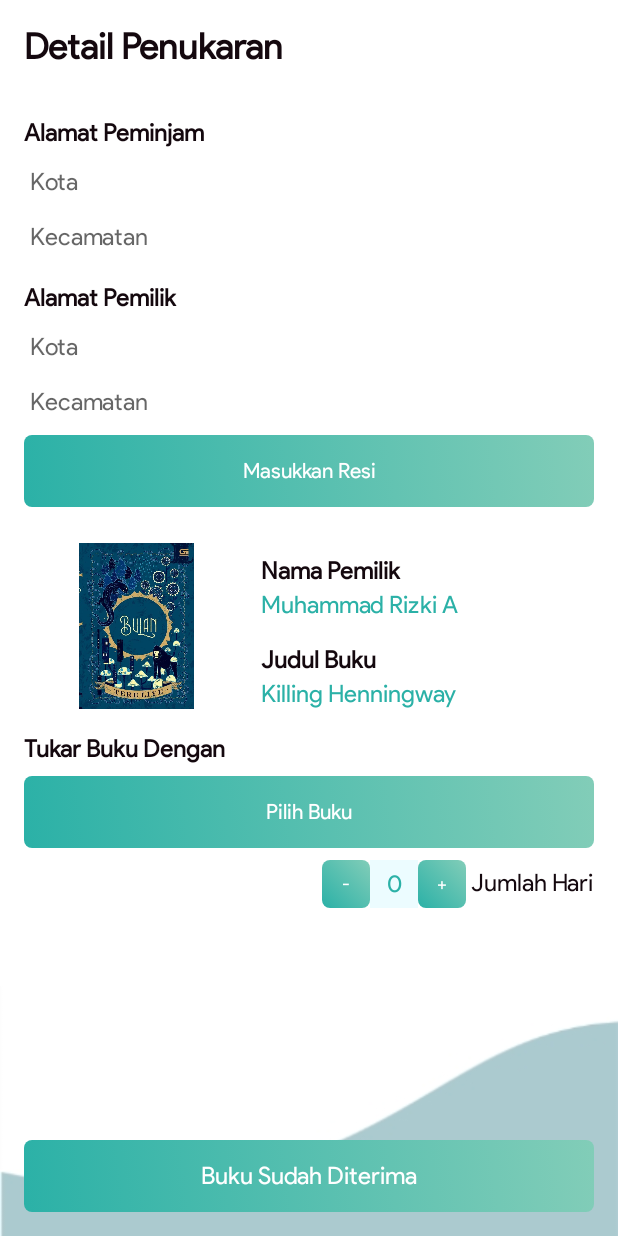
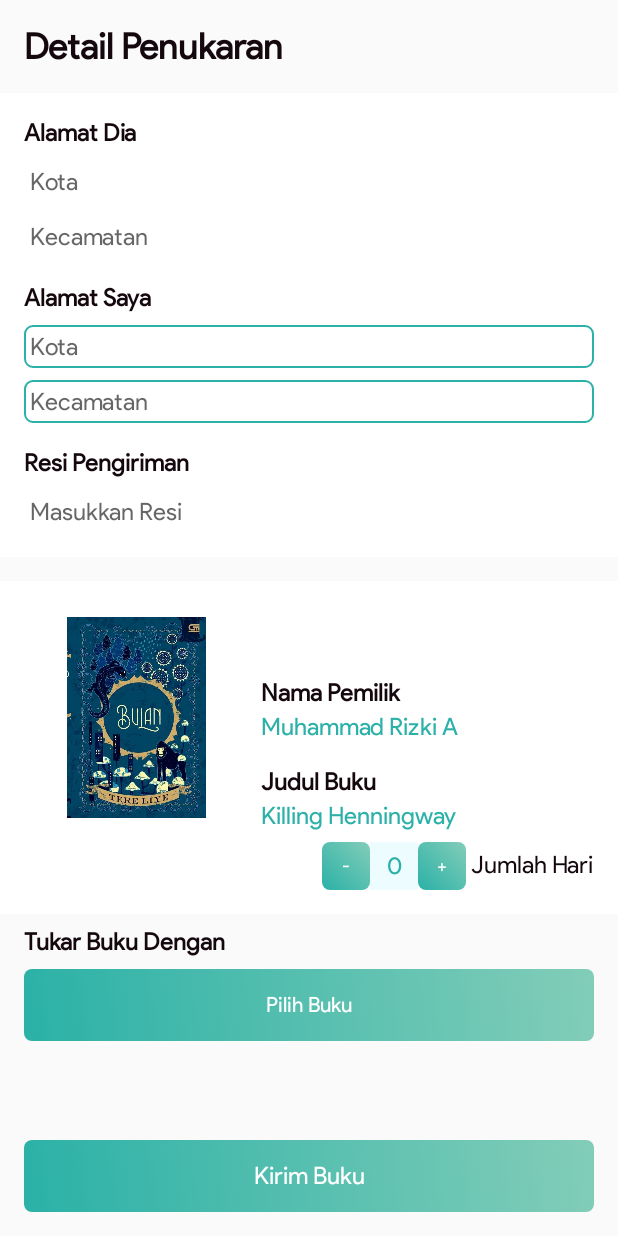
Before and after one commit to Harits19/Book-ing, an Android app: the ActivityTransaksiPenukaran2 screen opened directly, with no data from a screen before it, on a phone screen of 412 x 824 dp. Run offline under Robolectric (Android 15) with nearby library versions, the phone set to English and light mode, and no system bars.

Commit message:
update UI

```diff
--- a/app/src/main/java/com/example/book_ing/Activity/ActivityTransaksiPenukaran2.java
+++ b/app/src/main/java/com/example/book_ing/Activity/ActivityTransaksiPenukaran2.java
@@ -2,6 +2,7 @@ package com.example.book_ing.Activity;
 
 import android.app.ActionBar;
 import android.app.Dialog;
+import android.graphics.Color;
 import android.graphics.Rect;
 import android.os.Bundle;
 import android.view.View;
@@ -12,9 +13,14 @@ import android.widget.LinearLayout;
 import androidx.appcompat.app.AppCompatActivity;
 import androidx.constraintlayout.widget.ConstraintLayout;
 import androidx.fragment.app.FragmentManager;
+import androidx.recyclerview.widget.LinearLayoutManager;
+import androidx.recyclerview.widget.RecyclerView;
 
+import com.example.book_ing.Adapter.KatalogAdapter;
+import com.example.book_ing.Adapter.StatusPengirimanAdapter;
 import com.example.book_ing.DialogFragmentPilihBuku;
 import com.example.book_ing.OtherClass.Buku;
+import com.example.book_ing.OtherClass.StatusPengiriman;
 import com.example.book_ing.R;
 
 import java.util.ArrayList;
@@ -24,12 +30,15 @@ public class ActivityTransaksiPenukaran2 extends AppCompatActivity {
     public static Button buttonPilihBuku;
     public static ConstraintLayout constraintLayoutBukuDipilih;
     public Button buttonMasukResi, buttonStatusTransaksi;
+    private RecyclerView statusPengirimanDia, statusPengirimanSaya;
     View sheetView;
     private Dialog dialogResi;
     int count = 0;
     AutoCompleteTextView autoCompleteTextViewKota, autoCompleteTextViewKecamatan;
     private ArrayList<Buku> ListBuku;
+    private ArrayList<StatusPengiriman> ListStatusPengiriman;
     private LinearLayout linearLayoutStatusBukuDia, linearLayoutStatusBukuSaya;
+
 
 
     @Override
@@ -37,6 +46,7 @@ public class ActivityTransaksiPenukaran2 extends AppCompatActivity {
         super.onCreate(savedInstanceState);
         setContentView(R.layout.activity_transaksi_penukaran2);
         addDataBuku();
+        addStatusPengiriman();
 
         buttonPilihBuku = findViewById(R.id.button_pilih_buku);
         constraintLayoutBukuDipilih = findViewById(R.id.constraintLayout_buku_dipilih);
@@ -45,32 +55,16 @@ public class ActivityTransaksiPenukaran2 extends AppCompatActivity {
         buttonMasukResi = findViewById(R.id.button_masuk_resi);
         buttonStatusTransaksi = findViewById(R.id.button_status_transaksi);
 
-
-        buttonStatusTransaksi.setOnClickListener(new View.OnClickListener() {
-            @Override
-            public void onClick(View v) {
-                count++;
-                if(count == 1){
-                    buttonStatusTransaksi.setText("Buku Ingin Dikembalikan");
-                }
-            }
-        });
-
-
+        statusPengirimanDia = findViewById(R.id.recyclerview_status_pengiriman_dia);
+        statusPengirimanSaya = findViewById(R.id.recyclerview_status_pengiriman_saya);
         autoCompleteTextViewKota = findViewById(R.id.autocompletetext_kota);
         autoCompleteTextViewKecamatan = findViewById(R.id.autocompletetext_kecamatan);
-
-//        if (autoCompleteTextViewKecamatan.getText().toString() != null) {
-//            buttonMasukResi.setVisibility(View.VISIBLE);
-//        } else if (autoCompleteTextViewKecamatan.getText().toString() == null) {
-//            buttonMasukResi.setVisibility(View.GONE);
-//        } else {
-//
-//        }
 
         dialogResi =  new Dialog(this);
 //        View
         sheetView = this.getLayoutInflater().inflate(R.layout.popup_masukkan_nomer_resi, null);
+
+
 
         buttonMasukResi.setOnClickListener(new View.OnClickListener() {
             @Override
@@ -81,8 +75,20 @@ public class ActivityTransaksiPenukaran2 extends AppCompatActivity {
             }
         });
 
-//        buttonMasukResi.setVisibility(View.GONE);
+        buttonStatusTransaksi.setOnClickListener(new View.OnClickListener() {
+            @Override
+            public void onClick(View v) {
+                linearLayoutStatusBukuDia.setVisibility(View.VISIBLE);
+                linearLayoutStatusBukuSaya.setVisibility(View.VISIBLE);
+                buttonStatusTransaksi.setText("Dalam Perjalanan");
+                buttonStatusTransaksi.setEnabled(false);
+                buttonStatusTransaksi.setBackgroundColor(Color.parseColor("#f0f0f0"));
+                buttonStatusTransaksi.setTextColor(Color.parseColor("#000000"));
+            }
+        });
+
         buttonPilihBuku.setVisibility(View.VISIBLE);
+        buttonMasukResi.setVisibility(View.GONE);
         linearLayoutStatusBukuDia.setVisibility(View.GONE);
         linearLayoutStatusBukuSaya.setVisibility(View.GONE);
         constraintLayoutBukuDipilih.setVisibility(View.GONE);
@@ -102,6 +108,15 @@ public class ActivityTransaksiPenukaran2 extends AppCompatActivity {
         });
 
 
+        StatusPengirimanAdapter statusPengirimanAdapter = new StatusPengirimanAdapter(ListStatusPengiriman);
+        RecyclerView.LayoutManager layoutManagerStatusPengirimanSaya = new LinearLayoutManager(this);
+        statusPengirimanSaya.setLayoutManager(layoutManagerStatusPengirimanSaya);
+        statusPengirimanSaya.setAdapter(statusPengirimanAdapter);
+        RecyclerView.LayoutManager layoutManagerStatusPengirimanDia = new LinearLayoutManager(this);
+        statusPengirimanDia.setLayoutManager(layoutManagerStatusPengirimanDia);
+        statusPengirimanDia.setAdapter(statusPengirimanAdapter);
+
+
     }
 
     private void addDataBuku() {
@@ -119,4 +134,12 @@ public class ActivityTransaksiPenukaran2 extends AppCompatActivity {
 
     }
 
+    private void addStatusPengiriman() {
+
+        ListStatusPengiriman = new ArrayList<>();
+        ListStatusPengiriman.add(new StatusPengiriman());
+        ListStatusPengiriman.add(new StatusPengiriman());
+
+    }
+
 }
--- /dev/null
+++ b/app/src/main/java/com/example/book_ing/Adapter/StatusPengirimanAdapter.java
@@ -0,0 +1,55 @@
+package com.example.book_ing.Adapter;
+
+
+import android.view.LayoutInflater;
+import android.view.View;
+import android.view.ViewGroup;
+import android.widget.TextView;
+
+import androidx.recyclerview.widget.RecyclerView;
+
+import com.example.book_ing.OtherClass.StatusPengiriman;
+import com.example.book_ing.R;
+
+import java.util.ArrayList;
+
+public class StatusPengirimanAdapter extends RecyclerView.Adapter<StatusPengirimanAdapter.StatusPengirimanViewHolder> {
+
+
+    private ArrayList<StatusPengiriman> ListData;
+
+    public StatusPengirimanAdapter(ArrayList<StatusPengiriman> ListData) {
+        this.ListData = ListData;
+    }
+
+    @Override
+    public StatusPengirimanViewHolder onCreateViewHolder(ViewGroup parent, int viewType) {
+        LayoutInflater layoutInflater = LayoutInflater.from(parent.getContext());
+        View view = layoutInflater.inflate(R.layout.recyclerview_status_pengiriman, parent, false);
+        return new StatusPengirimanViewHolder(view);
+
+    }
+
+    @Override
+    public void onBindViewHolder(StatusPengirimanViewHolder holder, int position) {
+//        holder.TextviewJudulStatusPengiriman.setText(ListData.get(position).getJudulStatusPengiriman());
+//        holder.TextviewRingkasanStatusPengiriman.setText(ListData.get(position).getRingkasanStatusPengiriman());
+
+    }
+
+    @Override
+    public int getItemCount() {
+        return (ListData != null) ? ListData.size() : 0;
+    }
+
+    public class StatusPengirimanViewHolder extends RecyclerView.ViewHolder {
+//        private TextView TextviewJudulStatusPengiriman, TextviewRingkasanStatusPengiriman;
+
+        public StatusPengirimanViewHolder(View itemView) {
+            super(itemView);
+//            TextviewJudulStatusPengiriman = itemView.findViewById(R.id.textview_judul_StatusPengiriman);
+//            TextviewRingkasanStatusPengiriman = itemView.findViewById(R.id.textview_ringkasan_StatusPengiriman);
+
+        }
+    }
+}
--- a/app/src/main/res/drawable/background_berita.xml
+++ b/app/src/main/res/drawable/background_berita.xml
@@ -2,8 +2,8 @@
 <shape xmlns:android="http://schemas.android.com/apk/res/android">
     <gradient
         android:angle="90"
-        android:startColor="#2BB1A7"
-        android:endColor="#0082CDB8" />
+        android:startColor="#000000"
+        android:endColor="#00FFFFFF" />
     <corners android:radius="8dp"/>
     <padding android:left="0dp" android:top="0dp" android:right="0dp" android:bottom="0dp" />
 </shape>
--- a/app/src/main/res/layout/activity_detail_buku.xml
+++ b/app/src/main/res/layout/activity_detail_buku.xml
@@ -22,8 +22,9 @@
             <ImageView
                 android:id="@+id/imageView3"
                 android:layout_width="250dp"
-                android:layout_height="350dp"
+                android:layout_height="250dp"
                 android:padding="8dp"
+                android:layout_marginTop="32dp"
                 android:src="@drawable/buku"
                 app:layout_constraintEnd_toEndOf="parent"
                 app:layout_constraintStart_toStartOf="parent"
--- a/app/src/main/res/layout/activity_detail_pesan.xml
+++ b/app/src/main/res/layout/activity_detail_pesan.xml
@@ -99,7 +99,7 @@
             android:layout_height="wrap_content"
             android:padding="8dp"
             android:background="#fff"
-            android:text="Bukunya apakah ready gan ?"
+            android:text="Iya masih Kak"
             android:textColor="#000"
             android:textSize="16dp" />
 
--- a/app/src/main/res/layout/activity_katalog.xml
+++ b/app/src/main/res/layout/activity_katalog.xml
@@ -39,8 +39,8 @@
         app:layout_constraintStart_toStartOf="parent"
         app:layout_constraintTop_toTopOf="parent" />
 
-    <RelativeLayout
-        android:id="@+id/relativeLayout"
+    <com.google.android.material.tabs.TabLayout
+        android:id="@+id/tabLayout_kategori"
         android:layout_width="match_parent"
         android:layout_height="32dp"
         android:layout_marginLeft="16dp"
@@ -61,6 +61,6 @@
         app:layout_constraintBottom_toBottomOf="parent"
         app:layout_constraintEnd_toEndOf="parent"
         app:layout_constraintStart_toStartOf="parent"
-        app:layout_constraintTop_toBottomOf="@+id/relativeLayout" />
+        app:layout_constraintTop_toBottomOf="@+id/tabLayout_kategori" />
 
 </androidx.constraintlayout.widget.ConstraintLayout>
--- a/app/src/main/res/layout/activity_transaksi_peminjaman2.xml
+++ b/app/src/main/res/layout/activity_transaksi_peminjaman2.xml
@@ -172,7 +172,7 @@
                 android:textStyle="bold" />
 
             <androidx.recyclerview.widget.RecyclerView
-                android:id="@+id/status_pengiriman2"
+                android:id="@+id/recyclerview_status_pengiriman_dia"
                 android:layout_width="match_parent"
                 android:layout_height="match_parent"/>
 
--- a/app/src/main/res/layout/activity_transaksi_penukaran2.xml
+++ b/app/src/main/res/layout/activity_transaksi_penukaran2.xml
@@ -1,8 +1,8 @@
 <?xml version="1.0" encoding="utf-8"?>
 
-<RelativeLayout android:layout_width="match_parent"
+<RelativeLayout xmlns:tools="http://schemas.android.com/tools"
+    android:layout_width="match_parent"
     android:layout_height="match_parent"
-    android:background="@drawable/background2"
     xmlns:android="http://schemas.android.com/apk/res/android"
     xmlns:app="http://schemas.android.com/apk/res-auto">
 
@@ -24,8 +24,7 @@
         <RelativeLayout
     android:layout_width="match_parent"
 
-    android:layout_marginLeft="16dp"
-    android:layout_marginRight="16dp"
+
     android:layout_height="match_parent">
 
 
@@ -34,51 +33,20 @@
         android:orientation="vertical"
         android:layout_height="wrap_content">
 
-        <TextView
-            android:id="@+id/textView222"
-            android:layout_width="match_parent"
-            android:layout_height="wrap_content"
-            android:layout_marginTop="16dp"
-            android:text="Alamat Peminjam"
-            android:textSize="16sp"
-            android:textStyle="bold"
-            />
-
-        <AutoCompleteTextView
-            android:id="@+id/autocompletetext_kota"
-            android:layout_width="match_parent"
-            android:layout_height="wrap_content"
 
 
-            android:layout_marginTop="8dp"
-            android:background="#FFF"
-            android:completionThreshold="1"
-            android:hint="Kota"
-            android:padding="4dp"
-            android:popupBackground="#fff"
-            android:textSize="16sp"
-            />
+        <LinearLayout
+            android:layout_width="match_parent"
+            android:orientation="vertical"
+            android:padding="16dp"
+            android:background="#fff"
+            android:layout_height="wrap_content">
 
-        <AutoCompleteTextView
-            android:id="@+id/autocompletetext_kecamatan"
-            android:layout_width="match_parent"
-            android:layout_height="wrap_content"
-            android:layout_marginTop="8dp"
-            android:background="#FFF"
-            android:padding="4dp"
-            android:completionThreshold="1"
-            android:hint="Kecamatan"
-            android:popupBackground="#fff"
-            android:textSize="16sp"
-            app:layout_constraintEnd_toEndOf="parent"
-            app:layout_constraintStart_toStartOf="parent"
-            app:layout_constraintTop_toBottomOf="@+id/textView222" />
 
         <TextView
             android:layout_width="match_parent"
             android:layout_height="wrap_content"
-            android:layout_marginTop="16dp"
-            android:text="Alamat Pemilik"
+            android:text="Alamat Dia"
             android:textSize="16sp"
             android:textStyle="bold"
             />
@@ -105,9 +73,70 @@
             android:textSize="16sp"
             />
 
+            <TextView
+                android:id="@+id/textView222"
+                android:layout_width="match_parent"
+                android:layout_height="wrap_content"
+                android:layout_marginTop="16dp"
+                android:text="Alamat Saya"
+                android:textSize="16sp"
+                android:textStyle="bold"
+                />
+
+            <AutoCompleteTextView
+                android:id="@+id/autocompletetext_kota"
+                android:layout_width="match_parent"
+                android:layout_height="wrap_content"
+
+
+                android:layout_marginTop="8dp"
+                android:background="@drawable/edittext_rounded"
+                android:completionThreshold="1"
+                android:hint="Kota"
+                android:padding="4dp"
+                android:popupBackground="#fff"
+                android:textSize="16sp"
+                />
+
+            <AutoCompleteTextView
+                android:id="@+id/autocompletetext_kecamatan"
+                android:layout_width="match_parent"
+                android:layout_height="wrap_content"
+                android:layout_marginTop="8dp"
+                android:background="@drawable/edittext_rounded"                android:padding="4dp"
+                android:completionThreshold="1"
+                android:hint="Kecamatan"
+                android:popupBackground="#fff"
+                android:textSize="16sp"
+                 />
+
+            <TextView
+                android:layout_width="match_parent"
+                android:layout_height="wrap_content"
+                android:layout_marginTop="16dp"
+                android:text="Resi Pengiriman"
+                android:textSize="16sp"
+                android:textStyle="bold"
+                />
+
+            <EditText
+                android:layout_width="match_parent"
+                android:layout_height="wrap_content"
+                android:layout_marginTop="8dp"
+                android:background="#FFF"
+                android:padding="4dp"
+                android:completionThreshold="1"
+                android:hint="Masukkan Resi"
+                android:popupBackground="#fff"
+                android:textSize="16sp"
+                />
+
+    </LinearLayout>
+
         <Button
             android:id="@+id/button_masuk_resi"
             style="@style/CustomButton1"
+            android:visibility="gone"
             android:layout_width="match_parent"
             android:layout_height="wrap_content"
             android:layout_marginTop="8dp"
@@ -120,6 +149,7 @@
     <androidx.constraintlayout.widget.ConstraintLayout
         android:layout_width="match_parent"
         android:background="#fff"
+        android:padding="16dp"
         android:layout_height="wrap_content"
 
         android:layout_marginTop="16dp"
@@ -130,10 +160,9 @@
         <ImageView
             android:id="@+id/imageView4"
             android:layout_width="150dp"
-            android:layout_height="0dp"
+            android:layout_height="150dp"
+            android:padding="8dp"
             android:src="@drawable/buku"
-            android:padding="8dp"
-            app:layout_constraintBottom_toBottomOf="parent"
             app:layout_constraintStart_toStartOf="parent"
             app:layout_constraintTop_toTopOf="parent" />
 
@@ -182,14 +211,69 @@
 
 
         </LinearLayout>
+
+        <LinearLayout
+            android:id="@+id/linearLayout3"
+            android:layout_width="wrap_content"
+            android:layout_height="32dp"
+            android:layout_gravity="end"
+            android:orientation="horizontal"
+            android:layout_marginTop="8dp"
+            app:layout_constraintBottom_toBottomOf="parent"
+            app:layout_constraintEnd_toEndOf="parent"
+            app:layout_constraintTop_toBottomOf="@+id/imageView4">
+
+
+            <Button
+                style="@style/CustomButton1"
+
+                android:layout_width="32dp"
+                android:layout_height="match_parent"
+                android:layout_gravity="right"
+
+                android:text="-"
+
+                android:textSize="12sp" />
+
+
+            <TextView
+                android:layout_width="32dp"
+                android:layout_height="match_parent"
+                android:background="#ECFCFF"
+                android:gravity="center"
+                android:hint="0"
+                android:inputType="number"
+                android:textAlignment="center"
+                android:textColor="@color/colorPrimaryDark"
+                android:textColorHint="@color/colorPrimaryDark"
+                android:textSize="16sp" />
+            <Button
+                style="@style/CustomButton1"
+
+                android:layout_width="32dp"
+                android:layout_height="match_parent"
+                android:layout_gravity="left"
+                android:text="+"
+                android:textSize="12sp"/>
+
+            <TextView
+                android:layout_width="wrap_content"
+                android:layout_height="wrap_content"
+                android:text=" Jumlah Hari"
+                android:textSize="16sp" />
+
+
+        </LinearLayout>
+
     </androidx.constraintlayout.widget.ConstraintLayout>
 
+
         <LinearLayout
+            android:background="#fff"
+            android:padding="16dp"
             android:id="@+id/linearLayout_status_pengiriman_buku_dia"
             android:layout_width="match_parent"
-
             android:orientation="vertical"
-
             android:layout_height="wrap_content">
 
 
@@ -202,7 +286,7 @@
                 android:textStyle="bold" />
 
             <androidx.recyclerview.widget.RecyclerView
-                android:id="@+id/status_pengiriman2"
+                android:id="@+id/recyclerview_status_pengiriman_dia"
                 android:layout_width="match_parent"
                 android:layout_height="match_parent"/>
 
@@ -210,25 +294,24 @@
         </LinearLayout>
 
 
-
-
         <TextView
-        android:layout_width="match_parent"
-        android:layout_height="wrap_content"
-
-        android:layout_marginTop="8dp"
-
-        android:textStyle="bold"
-        android:textSize="16sp"
-        android:text="Tukar Buku Dengan"
-
-         />
+            android:layout_width="match_parent"
+            android:layout_height="wrap_content"
+            android:text="Tukar Buku Dengan"
+            android:textSize="16sp"
+            android:layout_marginTop="8dp"
+            android:layout_marginLeft="16dp"
+            android:layout_marginRight="16dp"
+            android:textStyle="bold"
+            />
 
     <Button
         style="@style/CustomButton1"
         android:layout_width="match_parent"
         android:layout_height="wrap_content"
         android:text="Pilih Buku"
+        android:layout_marginRight="16dp"
+        android:layout_marginLeft="16dp"
         android:id="@+id/button_pilih_buku"
         android:layout_marginTop="8dp"
 
@@ -238,6 +321,7 @@
     <androidx.constraintlayout.widget.ConstraintLayout
         android:layout_width="match_parent"
         android:layout_height="wrap_content"
+        android:padding="16dp"
         android:id="@+id/constraintLayout_buku_dipilih"
         android:layout_marginTop="8dp"
         android:background="#fff">
@@ -245,7 +329,7 @@
         <ImageView
             android:id="@+id/imageView2"
             android:layout_width="150dp"
-            android:layout_height="0dp"
+            android:layout_height="150dp"
             android:padding="8dp"
             android:src="@drawable/buku"
             app:layout_constraintBottom_toBottomOf="parent"
@@ -305,7 +389,8 @@
             android:id="@+id/linearLayout_status_pengiriman_buku_saya"
             android:layout_width="match_parent"
             android:orientation="vertical"
-
+            android:background="#fff"
+            android:padding="16dp"
             android:layout_height="wrap_content">
 
 
@@ -318,7 +403,7 @@
                 android:textStyle="bold" />
 
             <androidx.recyclerview.widget.RecyclerView
-                android:id="@+id/status_pengiriman1"
+                android:id="@+id/recyclerview_status_pengiriman_saya"
                 android:layout_width="match_parent"
                 android:layout_height="match_parent"/>
 
@@ -329,60 +414,6 @@
 
 
 
-        <LinearLayout
-            android:layout_width="wrap_content"
-            android:layout_height="32dp"
-            android:layout_marginTop="8dp"
-            android:layout_gravity="end"
-            android:orientation="horizontal"
-            >
-
-
-            <Button
-                style="@style/CustomButton1"
-
-                android:layout_width="32dp"
-                android:layout_height="match_parent"
-                android:layout_gravity="right"
-
-                android:text="-"
-
-                android:textSize="12sp" />
-
-
-
-
-            <TextView
-                android:layout_width="32dp"
-                android:layout_height="match_parent"
-                android:background="#ECFCFF"
-                android:gravity="center"
-                android:inputType="number"
-                android:hint="0"
-                android:textAlignment="center"
-                android:textColor="@color/colorPrimaryDark"
-                android:textColorHint="@color/colorPrimaryDark"
-                android:textSize="16sp" />
-
-            <Button
-                style="@style/CustomButton1"
-
-                android:layout_width="32dp"
-                android:layout_height="match_parent"
-                android:layout_gravity="left"
-                android:text="+"
-
-
-                android:textSize="12sp" />
-
-            <TextView
-                android:layout_width="wrap_content"
-                android:layout_height="wrap_content"
-                android:text=" Jumlah Hari"
-                android:textSize="16sp"/>
-
-
-        </LinearLayout>
 
 
 
@@ -445,7 +476,7 @@
         android:layout_height="wrap_content"
         android:layout_margin="16dp"
         android:layout_alignParentBottom="true"
-        android:text="Buku Sudah Diterima"
+        android:text="Kirim Buku"
         android:textAllCaps="false"
         android:textSize="16sp"/>
 
--- a/app/src/main/res/layout/recyclerview_popup_buku_transaksi_penukaran.xml
+++ b/app/src/main/res/layout/recyclerview_popup_buku_transaksi_penukaran.xml
@@ -3,7 +3,7 @@
     xmlns:app="http://schemas.android.com/apk/res-auto"
     android:layout_width="match_parent"
     android:background="#fff"
-    android:padding="4dp"
+    android:padding="8dp"
     android:layout_height="wrap_content">
 
     <ImageView
```
Also changed, not shown: app/src/main/java/com/example/book_ing/Activity/ActivityKatalog.java (+12 -0 lines), app/src/main/java/com/example/book_ing/OtherClass/StatusPengiriman.java (added, +25 -0 lines), app/src/main/res/layout/activity_detail_transaksi.xml (deleted, +0 -195 lines), app/src/main/res/layout/recyclerview_status_pengiriman.xml (+5 -3 lines).
